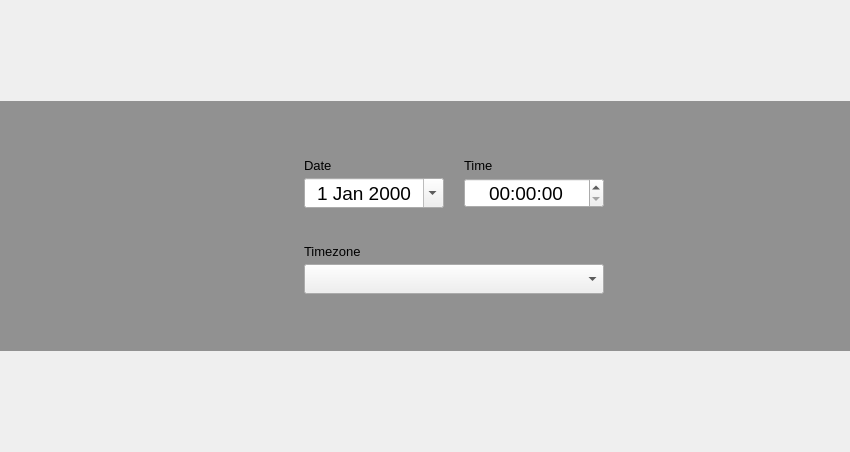
Before: the Qt Designer form yali/gui/Ui/datetimewidget.ui in dadas45li/yali, drawn with Qt 5.
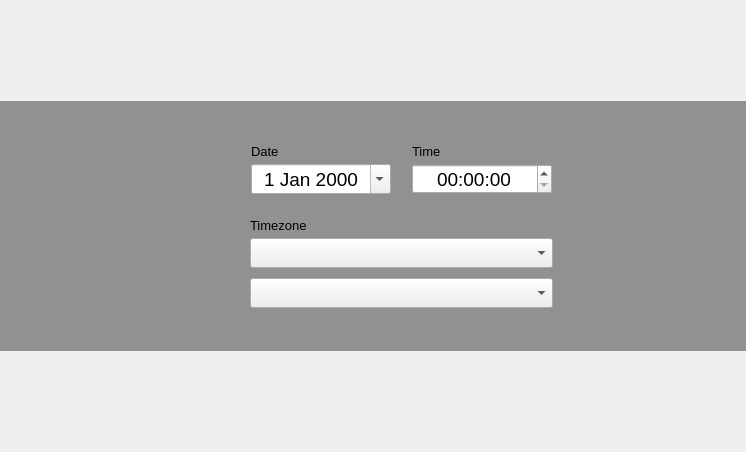
After: the same form once the commit is applied. Icons and pictures are not drawn.

Commit message: remove experimental translation solution

```diff
--- a/yali/gui/Ui/datetimewidget.ui
+++ b/yali/gui/Ui/datetimewidget.ui
@@ -6,7 +6,7 @@
    <rect>
     <x>0</x>
     <y>0</y>
-    <width>850</width>
+    <width>746</width>
     <height>452</height>
    </rect>
   </property>
@@ -118,8 +118,8 @@
           </property>
           <property name="sizeHint" stdset="0">
            <size>
-            <width>20</width>
-            <height>40</height>
+            <width>303</width>
+            <height>13</height>
            </size>
           </property>
          </spacer>
@@ -286,8 +286,8 @@
           </property>
           <property name="sizeHint" stdset="0">
            <size>
-            <width>20</width>
-            <height>40</height>
+            <width>303</width>
+            <height>13</height>
            </size>
           </property>
          </spacer>
@@ -313,32 +313,38 @@
            </widget>
           </item>
           <item>
-           <widget class="QComboBox" name="timeZoneList">
-            <property name="sizePolicy">
-             <sizepolicy hsizetype="Preferred" vsizetype="Preferred">
-              <horstretch>0</horstretch>
-              <verstretch>0</verstretch>
-             </sizepolicy>
-            </property>
+           <widget class="QComboBox" name="continentList">
             <property name="minimumSize">
              <size>
               <width>0</width>
               <height>30</height>
              </size>
             </property>
-            <property name="maximumSize">
+           </widget>
+          </item>
+          <item>
+           <spacer name="verticalSpacer_4">
+            <property name="orientation">
+             <enum>Qt::Vertical</enum>
+            </property>
+            <property name="sizeType">
+             <enum>QSizePolicy::Fixed</enum>
+            </property>
+            <property name="sizeHint" stdset="0">
              <size>
-              <width>16777215</width>
-              <height>30</height>
+              <width>20</width>
+              <height>5</height>
              </size>
             </property>
-            <property name="font">
-             <font>
-              <pointsize>15</pointsize>
-             </font>
-            </property>
-            <property name="editable">
-             <bool>false</bool>
+           </spacer>
+          </item>
+          <item>
+           <widget class="QComboBox" name="countryList">
+            <property name="minimumSize">
+             <size>
+              <width>0</width>
+              <height>30</height>
+             </size>
             </property>
            </widget>
           </item>
@@ -351,8 +357,8 @@
           </property>
           <property name="sizeHint" stdset="0">
            <size>
-            <width>20</width>
-            <height>40</height>
+            <width>303</width>
+            <height>13</height>
            </size>
           </property>
          </spacer>
```
The commit also changes 1 other file.
